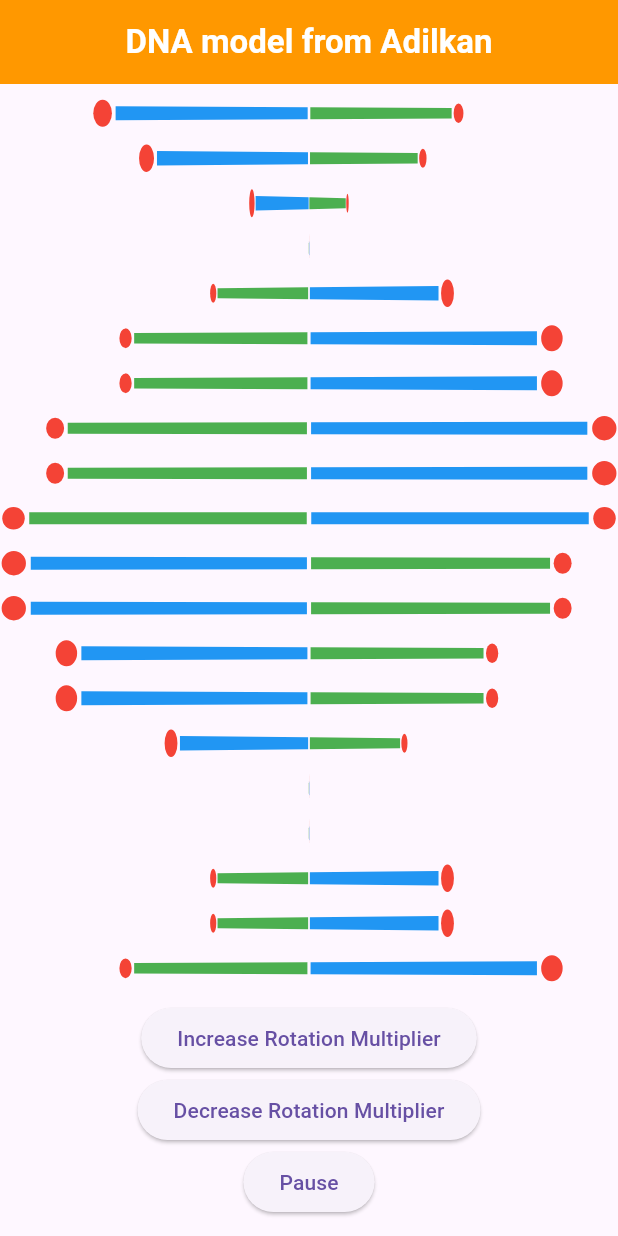
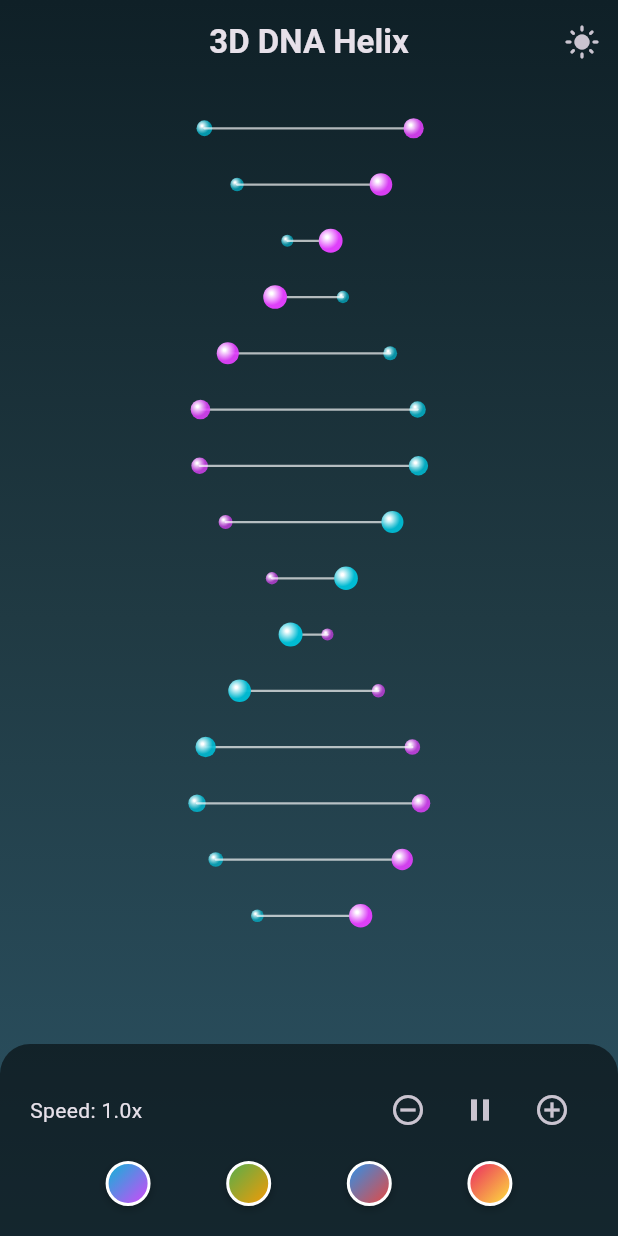
Before and after one commit to adilkananarbekov/DNA, a Flutter app: the screen it shows after launch, on a phone screen of 412 x 824 dp. Run offline on Flutter 3.47's test engine with Material 3 defaults, Android fonts, the phone set to English and light mode, and no system bars.

Commit message:
Improve DNA animation with 3D effects and interactivity
- Replaced basic 2D rotation with a CustomPainter-based 3D Double Helix.
- Implemented Z-sorting for correct depth perception (atoms and connections).
- Added perspective scaling and opacity for 3D illusion.
- Added interactive controls: manual rotation, speed adjustment, pause/play, theme switching (Light/Dark), and color customization.
- Refactored `main.dart` to use proper state management for controls.
- Updated widget tests to reflect the new UI.

```diff
--- /dev/null
+++ b/main_page/lib/dna_helix.dart
@@ -0,0 +1,232 @@
+import 'dart:math';
+import 'dart:ui';
+import 'package:flutter/material.dart';
+
+class DNAHelix extends StatefulWidget {
+  final double height;
+  final double width;
+  final Color primaryColor;
+  final Color secondaryColor;
+  final bool isPaused;
+  final double speedMultiplier;
+
+  const DNAHelix({
+    Key? key,
+    required this.height,
+    required this.width,
+    this.primaryColor = Colors.blueAccent,
+    this.secondaryColor = Colors.redAccent,
+    this.isPaused = false,
+    this.speedMultiplier = 1.0,
+  }) : super(key: key);
+
+  @override
+  _DNAHelixState createState() => _DNAHelixState();
+}
+
+class _DNAHelixState extends State<DNAHelix> with SingleTickerProviderStateMixin {
+  late AnimationController _controller;
+  double _manualRotation = 0.0;
+
+  @override
+  void initState() {
+    super.initState();
+    _controller = AnimationController(
+      duration: const Duration(seconds: 5),
+      vsync: this,
+    )..repeat();
+  }
+
+  @override
+  void didUpdateWidget(DNAHelix oldWidget) {
+    super.didUpdateWidget(oldWidget);
+    if (widget.isPaused != oldWidget.isPaused) {
+      if (widget.isPaused) {
+        _controller.stop();
+      } else {
+        _controller.repeat();
+      }
+    }
+  }
+
+  @override
+  void dispose() {
+    _controller.dispose();
+    super.dispose();
+  }
+
+  @override
+  Widget build(BuildContext context) {
+    return GestureDetector(
+      onPanUpdate: (details) {
+        setState(() {
+          _manualRotation += details.delta.dx * 0.01;
+        });
+      },
+      child: AnimatedBuilder(
+        animation: _controller,
+        builder: (context, child) {
+          double rotation = _controller.value * 2 * pi * widget.speedMultiplier + _manualRotation;
+          return CustomPaint(
+            size: Size(widget.width, widget.height),
+            painter: DNAPainter(
+              rotation: rotation,
+              primaryColor: widget.primaryColor,
+              secondaryColor: widget.secondaryColor,
+            ),
+          );
+        },
+      ),
+    );
+  }
+}
+
+class DNAPainter extends CustomPainter {
+  final double rotation;
+  final Color primaryColor;
+  final Color secondaryColor;
+
+  DNAPainter({
+    required this.rotation,
+    required this.primaryColor,
+    required this.secondaryColor,
+  });
+
+  @override
+  void paint(Canvas canvas, Size size) {
+    final double centerX = size.width / 2;
+    final int pairs = 15;
+    final double spacing = size.height / (pairs + 1);
+    final double radius = size.width * 0.25;
+
+    List<DNAElement> elements = [];
+
+    for (int i = 0; i < pairs; i++) {
+      double y = spacing * (i + 1);
+      double angle = (i * 0.5) + rotation;
+
+      // Calculate 3D positions
+      // Strand 1
+      double x1 = centerX + radius * cos(angle);
+      double z1 = radius * sin(angle);
+
+      // Strand 2 (opposite)
+      double x2 = centerX + radius * cos(angle + pi);
+      double z2 = radius * sin(angle + pi);
+
+      double scale1 = 0.5 + 0.5 * (z1 + radius) / (2 * radius);
+      double scale2 = 0.5 + 0.5 * (z2 + radius) / (2 * radius);
+
+      // Add atoms and connection
+      elements.add(DNAAtom(
+        x: x1,
+        y: y,
+        z: z1,
+        radius: 8 * scale1,
+        color: primaryColor.withOpacity(0.3 + 0.7 * scale1),
+      ));
+
+      elements.add(DNAAtom(
+        x: x2,
+        y: y,
+        z: z2,
+        radius: 8 * scale2,
+        color: secondaryColor.withOpacity(0.3 + 0.7 * scale2),
+      ));
+
+      elements.add(DNAConnection(
+        x1: x1,
+        y1: y,
+        z1: z1,
+        x2: x2,
+        y2: y,
+        z2: z2,
+        color: Colors.white.withOpacity(0.3 + 0.5 * ((scale1 + scale2) / 2)),
+        width: 2 * ((scale1 + scale2) / 2),
+      ));
+    }
+
+    // Sort by Z (back to front)
+    elements.sort((a, b) => a.z.compareTo(b.z));
+
+    // Draw
+    for (var element in elements) {
+      element.draw(canvas);
+    }
+  }
+
+  @override
+  bool shouldRepaint(covariant DNAPainter oldDelegate) {
+    return oldDelegate.rotation != rotation ||
+           oldDelegate.primaryColor != primaryColor ||
+           oldDelegate.secondaryColor != secondaryColor;
+  }
+}
+
+abstract class DNAElement {
+  double get z;
+  void draw(Canvas canvas);
+}
+
+class DNAAtom extends DNAElement {
+  final double x;
+  final double y;
+  final double z;
+  final double radius;
+  final Color color;
+
+  DNAAtom({
+    required this.x,
+    required this.y,
+    required this.z,
+    required this.radius,
+    required this.color,
+  });
+
+  @override
+  void draw(Canvas canvas) {
+    final paint = Paint()
+      ..shader = RadialGradient(
+        colors: [Colors.white, color],
+        stops: [0.1, 1.0],
+        center: Alignment(-0.3, -0.3), // Simulate light source
+      ).createShader(Rect.fromCircle(center: Offset(x, y), radius: radius));
+
+    canvas.drawCircle(Offset(x, y), radius, paint);
+  }
+}
+
+class DNAConnection extends DNAElement {
+  final double x1;
+  final double y1;
+  final double z1;
+  final double x2;
+  final double y2;
+  final double z2;
+  final Color color;
+  final double width;
+
+  DNAConnection({
+    required this.x1,
+    required this.y1,
+    required this.z1,
+    required this.x2,
+    required this.y2,
+    required this.z2,
+    required this.color,
+    required this.width,
+  });
+
+  @override
+  double get z => (z1 + z2) / 2; // Average Z for connection
+
+  @override
+  void draw(Canvas canvas) {
+    final paint = Paint()
+      ..color = color
+      ..strokeWidth = width
+      ..strokeCap = StrokeCap.round;
+
+    canvas.drawLine(Offset(x1, y1), Offset(x2, y2), paint);
+  }
+}
--- a/main_page/lib/main.dart
+++ b/main_page/lib/main.dart
@@ -1,150 +1,170 @@
 import 'package:flutter/material.dart';
+import 'dna_helix.dart';
 
 void main() {
   runApp(MyApp());
 }
 
-double rotationMultiplier = 1.0;
-bool direction = true;
+class MyApp extends StatefulWidget {
+  @override
+  _MyAppState createState() => _MyAppState();
+}
 
-class MyApp extends StatelessWidget {
+class _MyAppState extends State<MyApp> {
+  double _speedMultiplier = 1.0;
+  bool _isPaused = false;
+  Color _primaryColor = Colors.cyan;
+  Color _secondaryColor = Colors.purpleAccent;
+  bool _isDarkTheme = true;
+
   @override
   Widget build(BuildContext context) {
     return MaterialApp(
+      debugShowCheckedModeBanner: false,
+      theme: _isDarkTheme ? ThemeData.dark() : ThemeData.light(),
       home: Scaffold(
         appBar: AppBar(
-            backgroundColor: Colors.orange,
           title: Text(
-              'DNA model from Adilkan',
-              style: TextStyle(
-                fontSize: 22,
-                fontWeight: FontWeight.w600,
-                color: Colors.white,
+            '3D DNA Helix',
+            style: TextStyle(fontWeight: FontWeight.bold),
+          ),
+          centerTitle: true,
+          elevation: 0,
+          backgroundColor: Colors.transparent,
+          actions: [
+            IconButton(
+              icon: Icon(_isDarkTheme ? Icons.light_mode : Icons.dark_mode),
+              onPressed: () {
+                setState(() {
+                  _isDarkTheme = !_isDarkTheme;
+                });
+              },
+            )
+          ],
+        ),
+        extendBodyBehindAppBar: true,
+        body: Container(
+          decoration: BoxDecoration(
+            gradient: LinearGradient(
+              begin: Alignment.topCenter,
+              end: Alignment.bottomCenter,
+              colors: _isDarkTheme
+                  ? [Color(0xFF0F2027), Color(0xFF203A43), Color(0xFF2C5364)]
+                  : [Colors.blue.shade50, Colors.white],
             ),
           ),
-            centerTitle: true,
+          child: Column(
+            children: [
+              Expanded(
+                child: Center(
+                  child: DNAHelix(
+                    height: 600,
+                    width: 300,
+                    primaryColor: _primaryColor,
+                    secondaryColor: _secondaryColor,
+                    speedMultiplier: _speedMultiplier,
+                    isPaused: _isPaused,
                   ),
-          body: Center(
+                ),
+              ),
+              _buildControls(),
+            ],
+          ),
+        ),
+      ),
+    );
+  }
+
+  Widget _buildControls() {
+    return Container(
+      padding: EdgeInsets.all(20),
+      decoration: BoxDecoration(
+        color: _isDarkTheme ? Colors.black54 : Colors.white70,
+        borderRadius: BorderRadius.vertical(top: Radius.circular(20)),
+      ),
       child: Column(
-              mainAxisAlignment: MainAxisAlignment.center,
+        mainAxisSize: MainAxisSize.min,
         children: [
-                for (int i = 3; i < 23; ++i) ...[
-                  RotationAnimation(i * 0.15),
-                  SizedBox(
-                    height: 15,
-                  )
-                ],
-                Column(
-                  mainAxisAlignment: MainAxisAlignment.center,
+          Row(
+            mainAxisAlignment: MainAxisAlignment.spaceBetween,
             children: [
-                    ElevatedButton(
+              Text('Speed: ${_speedMultiplier.toStringAsFixed(1)}x'),
+              Row(
+                children: [
+                  IconButton(
+                    icon: Icon(Icons.remove_circle_outline),
                     onPressed: () {
-                        rotationMultiplier += 0.1;
+                      setState(() {
+                        _speedMultiplier = (_speedMultiplier - 0.1).clamp(0.0, 5.0);
+                      });
                     },
-                      child: Text('Increase Rotation Multiplier'),
                   ),
-                    SizedBox(width: 10),
-                    ElevatedButton(
+                  IconButton(
+                    icon: Icon(_isPaused ? Icons.play_arrow : Icons.pause),
                     onPressed: () {
-                        rotationMultiplier -= 0.1;
+                      setState(() {
+                        _isPaused = !_isPaused;
+                      });
                     },
-                      child: Text('Decrease Rotation Multiplier'),
                   ),
-                    SizedBox(width: 10),
-                    ElevatedButton(
+                  IconButton(
+                    icon: Icon(Icons.add_circle_outline),
                     onPressed: () {
-                        rotationMultiplier = 0;
+                      setState(() {
+                        _speedMultiplier = (_speedMultiplier + 0.1).clamp(0.0, 5.0);
+                      });
                     },
-                      child: Text('Pause'),
                   ),
                 ],
               ),
             ],
           ),
-          )),
-    );
-  }
-}
-
-class RotationAnimation extends StatefulWidget {
-  final double delay;
-
-  RotationAnimation(this.delay);
-
-  @override
-  _RotationAnimationState createState() => _RotationAnimationState();
-}
-
-class _RotationAnimationState extends State<RotationAnimation>
-    with SingleTickerProviderStateMixin {
-  late AnimationController _controller;
-
-  @override
-  void initState() {
-    super.initState();
-    _controller = AnimationController(
-      duration: const Duration(seconds: 2),
-      vsync: this,
-    );
-
-    Future.delayed(Duration(milliseconds: (widget.delay * 1000).round()), () {
-      if (mounted) {
-        _controller.repeat();
-      }
-    });
-  }
-
-  @override
-  Widget build(BuildContext context) {
-    return AnimatedBuilder(
-      animation: _controller,
-      builder: (BuildContext context, Widget? child) {
-        return Transform(
-          alignment: FractionalOffset.center,
-          transform: Matrix4.identity()
-            ..setEntry(3, 2, 0.001) // perspective
-            ..rotateY(
-                _controller.value * rotationMultiplier * 3.14), // Rotate in Y
-          child: child,
-        );
-      },
-      child: Row(
-        mainAxisAlignment: MainAxisAlignment.spaceAround,
+          SizedBox(height: 10),
+          Row(
+            mainAxisAlignment: MainAxisAlignment.spaceEvenly,
             children: [
-          Container(
-            width: 15,
-            height: 15,
-            decoration: BoxDecoration(
-              color: Colors.red,
-              shape: BoxShape.circle,
-            ),
-          ),
-          Container(
-            width: 185,
-            height: 8,
-            color: Colors.green,
-          ),
-          Container(
-            width: 185,
-            height: 8,
-            color: Colors.blue,
-          ),
-          Container(
-            width: 15,
-            height: 15,
-            decoration: BoxDecoration(
-              color: Colors.red,
-              shape: BoxShape.circle,
-            ),
-          ),
+              _colorButton(Colors.cyan, Colors.purpleAccent),
+              _colorButton(Colors.green, Colors.orange),
+              _colorButton(Colors.blue, Colors.red),
+              _colorButton(Colors.pink, Colors.yellow),
+            ],
+          )
         ],
       ),
     );
   }
 
-  @override
-  void dispose() {
-    _controller.dispose();
-    super.dispose();
+  Widget _colorButton(Color c1, Color c2) {
+    return GestureDetector(
+      onTap: () {
+        setState(() {
+          _primaryColor = c1;
+          _secondaryColor = c2;
+        });
+      },
+      child: Container(
+        width: 30,
+        height: 30,
+        decoration: BoxDecoration(
+          shape: BoxShape.circle,
+          gradient: LinearGradient(
+            colors: [c1, c2],
+            begin: Alignment.topLeft,
+            end: Alignment.bottomRight,
+          ),
+          border: Border.all(
+            color: Colors.white,
+            width: 2,
+          ),
+          boxShadow: [
+            BoxShadow(
+              color: Colors.black26,
+              blurRadius: 4,
+              offset: Offset(0, 2),
+            )
+          ],
+        ),
+      ),
+    );
   }
 }
```
Also changed, not shown: 1 other file. Lines whose indentation alone changed are shown as unchanged.
